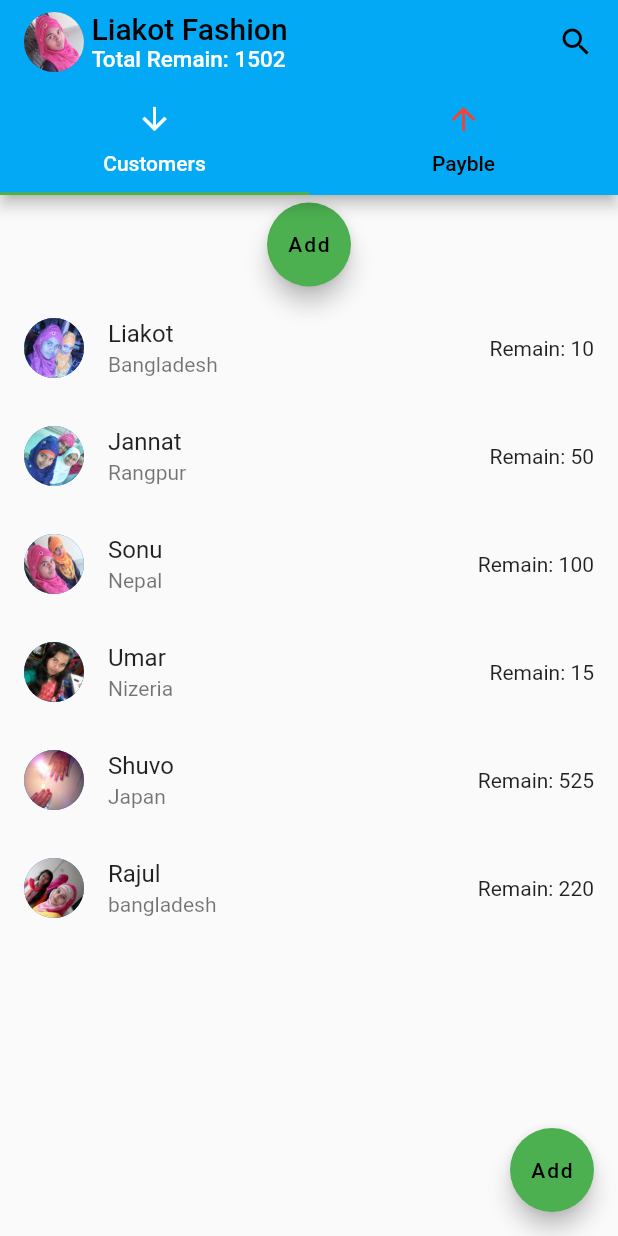
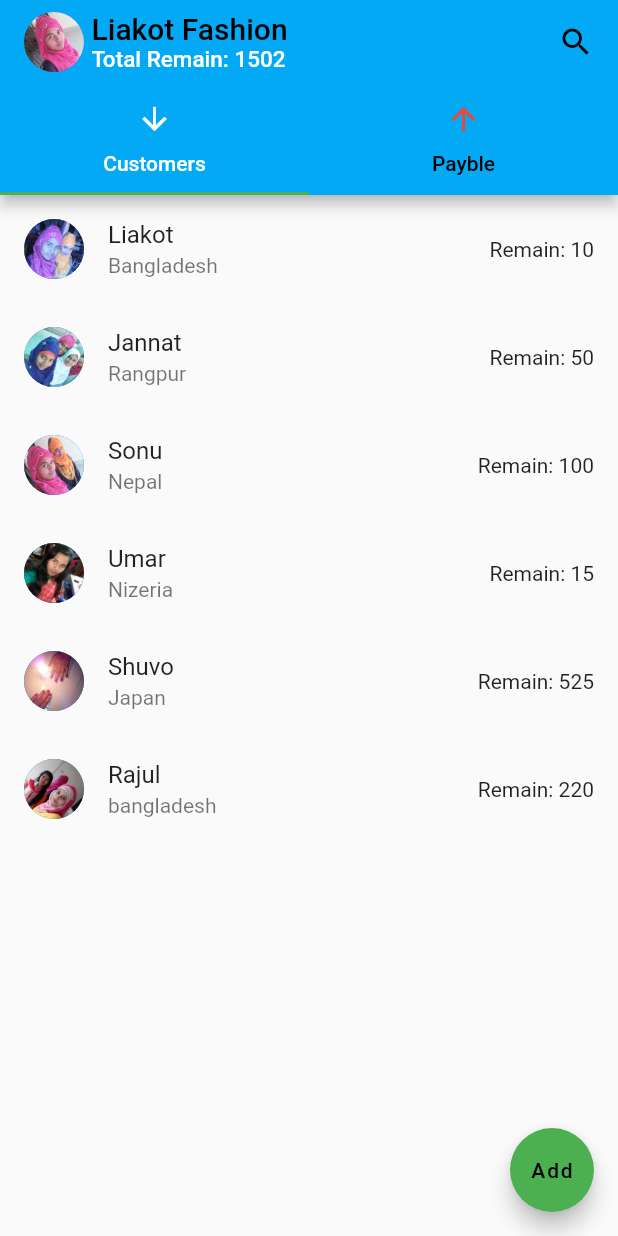
Before and after one commit to Liakot-ali/Flutter-Learn, a Flutter app: the screen it shows after launch, on a phone screen of 412 x 824 dp. Run offline on Flutter 3.47's test engine with Material 2 defaults, Android fonts, the phone set to English and light mode, and no system bars.

Commit message:
Remove fab form customer specific page

```diff
--- a/lib/customer_adder.dart
+++ b/lib/customer_adder.dart
@@ -42,40 +42,40 @@ class _CustomerAdderState extends State<CustomerAdder> {
   Widget build(BuildContext context) {
     // TODO: implement build
     return Column(children: [
-      Container(
-        margin: EdgeInsets.all(5),
-        child: FloatingActionButton(
-          onPressed: () {
-            clicked++;
-            Navigator.push<String>(
-              context,
-              MaterialPageRoute(
-                builder: (BuildContext context) => addCustomer(),
-              ),
-            ).then((value) {
-              setState(() {
-                if (value != null) {
-                  List<String> str = value.split("/");
-                  print("0" + str[0]);
-                  print("1" + str[1]);
-                  print("2" + str[2]);
-                  print("3" + str[3]);
-                  customers.add(str[0]);
-                  phone.add(str[1]);
-                  address.add(str[2]);
-                  remain.add(int.parse(str[3]));
-                  picture.add("assets/shimu" + clicked.toString() + ".jpeg");
-                }
-              });
-            });
-          },
-          child: Text(
-            "Add",
-            style: TextStyle(color: Colors.black),
-            maxLines: 1,
-          ),
-        ),
-      ),
+      // Container(
+      //   margin: EdgeInsets.all(5),
+      //   child: FloatingActionButton(
+      //     onPressed: () {
+      //       clicked++;
+      //       Navigator.push<String>(
+      //         context,
+      //         MaterialPageRoute(
+      //           builder: (BuildContext context) => addCustomer(),
+      //         ),
+      //       ).then((value) {
+      //         setState(() {
+      //           if (value != null) {
+      //             List<String> str = value.split("/");
+      //             print("0" + str[0]);
+      //             print("1" + str[1]);
+      //             print("2" + str[2]);
+      //             print("3" + str[3]);
+      //             customers.add(str[0]);
+      //             phone.add(str[1]);
+      //             address.add(str[2]);
+      //             remain.add(int.parse(str[3]));
+      //             picture.add("assets/shimu" + clicked.toString() + ".jpeg");
+      //           }
+      //         });
+      //       });
+      //     },
+      //     child: Text(
+      //       "Add",
+      //       style: TextStyle(color: Colors.black),
+      //       maxLines: 1,
+      //     ),
+      //   ),
+      // ),
       Expanded(
         child: Customers(customers, address, remain, picture, phone),
       ),
```
